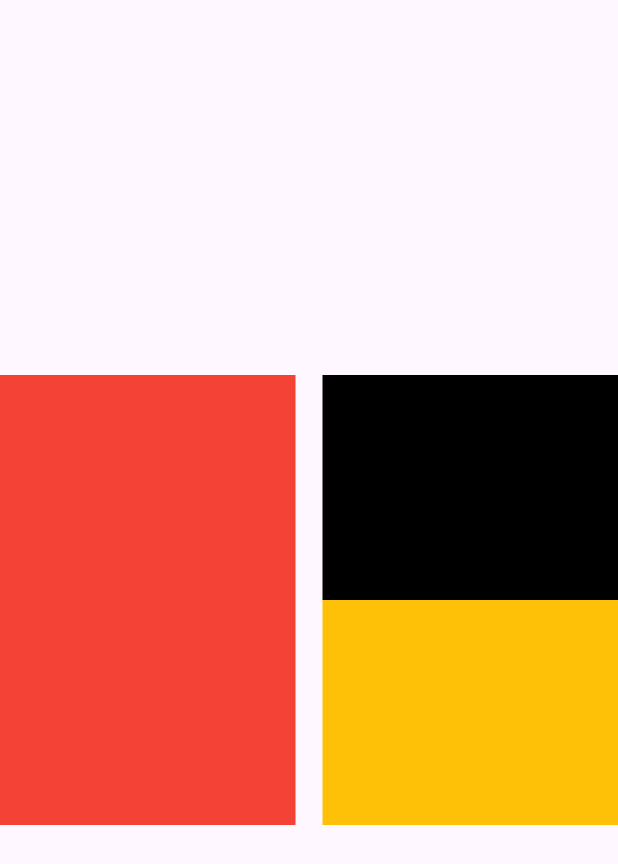
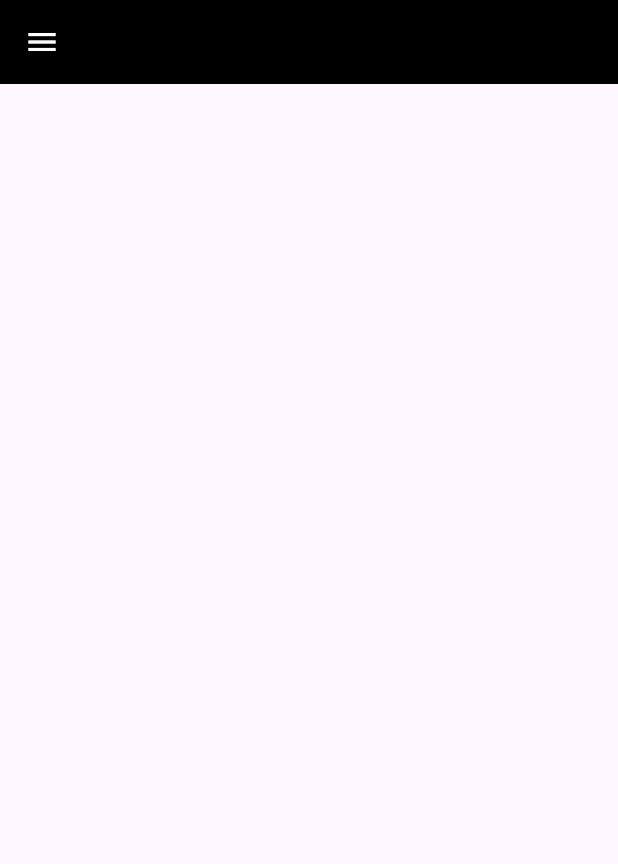
Before and after one commit to osamaromeh10/responsive_ui, a Flutter app: the screen it shows after launch, on a phone screen of 412 x 824 dp. Shown: the top 864 px of the screen. Run offline on Flutter 3.47's test engine with Material 3 defaults, Android fonts, the phone set to English and light mode, and no system bars.

```diff
--- a/lib/main.dart
+++ b/lib/main.dart
@@ -1,5 +1,5 @@
 import 'package:flutter/material.dart';
-import 'package:responsive_ui/Examples/intrinsic_height_example.dart';
+import 'package:responsive_ui/views/home_view.dart';
 
 void main() {
   runApp(const MyApp());
@@ -13,7 +13,7 @@ class MyApp extends StatelessWidget {
   Widget build(BuildContext context) {
     return MaterialApp(
       debugShowCheckedModeBanner: false,
-      home: Scaffold(body: IntrinsicHeightExample()),
+      home: Scaffold(body: HomeView()),
     );
   }
 }
--- /dev/null
+++ b/lib/views/home_view.dart
@@ -0,0 +1,17 @@
+import 'package:flutter/material.dart';
+
+class HomeView extends StatelessWidget {
+  const HomeView({super.key});
+
+  @override
+  Widget build(BuildContext context) {
+    return SafeArea(
+      child: Scaffold(
+        appBar: AppBar(
+          backgroundColor: Colors.black,
+          leading: Icon(Icons.menu, color: Colors.white),
+        ),
+      ),
+    );
+  }
+}
```
